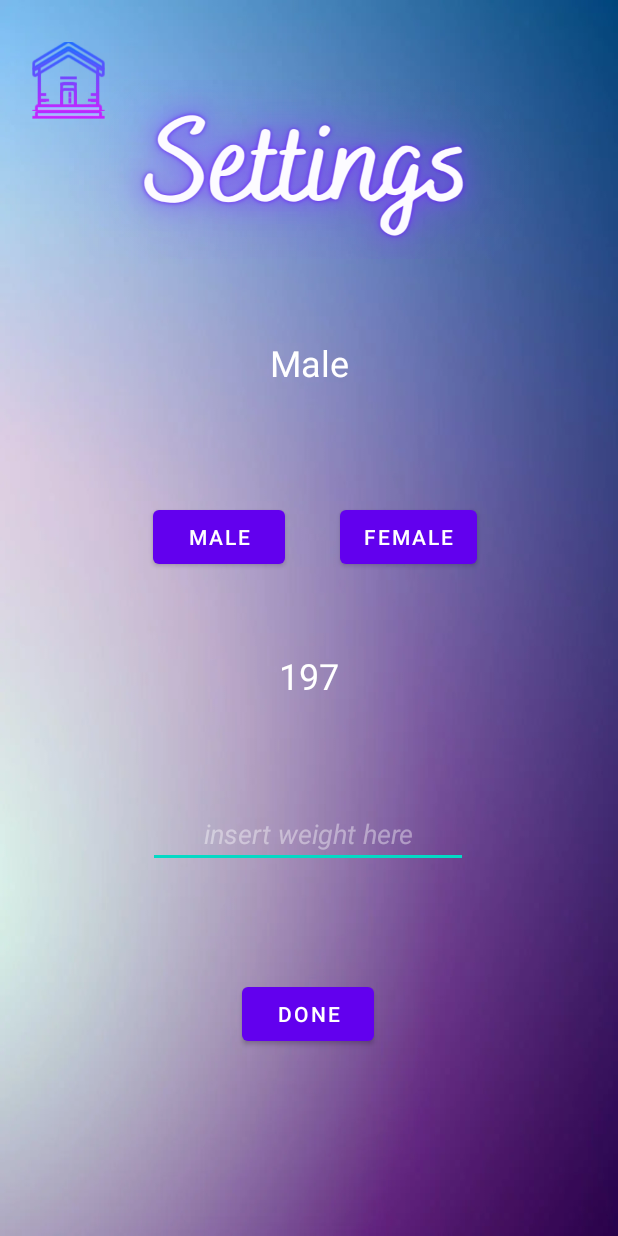
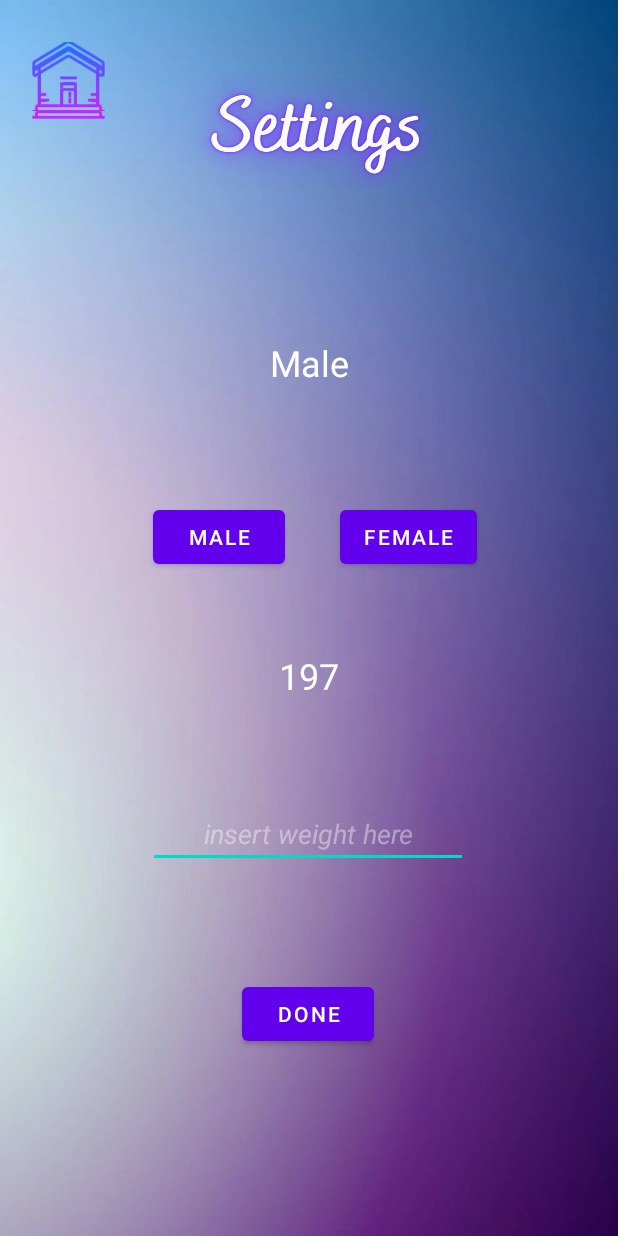
Before and after one commit to Java-Project-2022/Drinking-App, an Android app: the EditScreen screen opened directly, with no data from a screen before it, on a phone screen of 412 x 824 dp. Run offline under Robolectric (Android 15) with nearby library versions, the phone set to English and light mode, and no system bars.

Commit message:
resized settings title in edit screen

```diff
--- a/app/src/main/res/layout/activity_settings.xml
+++ b/app/src/main/res/layout/activity_settings.xml
@@ -123,7 +123,7 @@
         android:layout_height="110dp"
         android:layout_marginTop="32dp"
         app:layout_constraintEnd_toEndOf="parent"
-        app:layout_constraintHorizontal_bias="0.496"
+        app:layout_constraintHorizontal_bias="0.575"
         app:layout_constraintStart_toStartOf="parent"
         app:layout_constraintTop_toTopOf="parent"
         app:srcCompat="@drawable/settings_title" />
--- a/app/src/main/res/layout/activity_settings_edit.xml
+++ b/app/src/main/res/layout/activity_settings_edit.xml
@@ -5,6 +5,17 @@
     android:layout_width="match_parent"
     android:layout_height="match_parent"
     android:background="@drawable/plain_sandwich">
+
+    <ImageView
+        android:id="@+id/imageView5"
+        android:layout_width="258dp"
+        android:layout_height="110dp"
+        android:layout_marginTop="32dp"
+        app:layout_constraintEnd_toEndOf="parent"
+        app:layout_constraintHorizontal_bias="0.575"
+        app:layout_constraintStart_toStartOf="parent"
+        app:layout_constraintTop_toTopOf="parent"
+        app:srcCompat="@drawable/settings_title" />
 
     <ImageButton
         android:id="@+id/imageButton29"
@@ -113,15 +124,4 @@
         app:layout_constraintVertical_bias="0.685"
         tools:ignore="TouchTargetSizeCheck" />
 
-    <ImageView
-        android:id="@+id/imageView2"
-
-        android:layout_width="396dp"
-        android:layout_height="146dp"
-        android:layout_marginTop="40dp"
-        app:layout_constraintEnd_toEndOf="parent"
-        app:layout_constraintHorizontal_bias="1.0"
-        app:layout_constraintStart_toStartOf="parent"
-        app:layout_constraintTop_toTopOf="parent"
-        app:srcCompat="@drawable/settings_title" />
 </androidx.constraintlayout.widget.ConstraintLayout>
```
Also changed, not shown: 1 other file.
